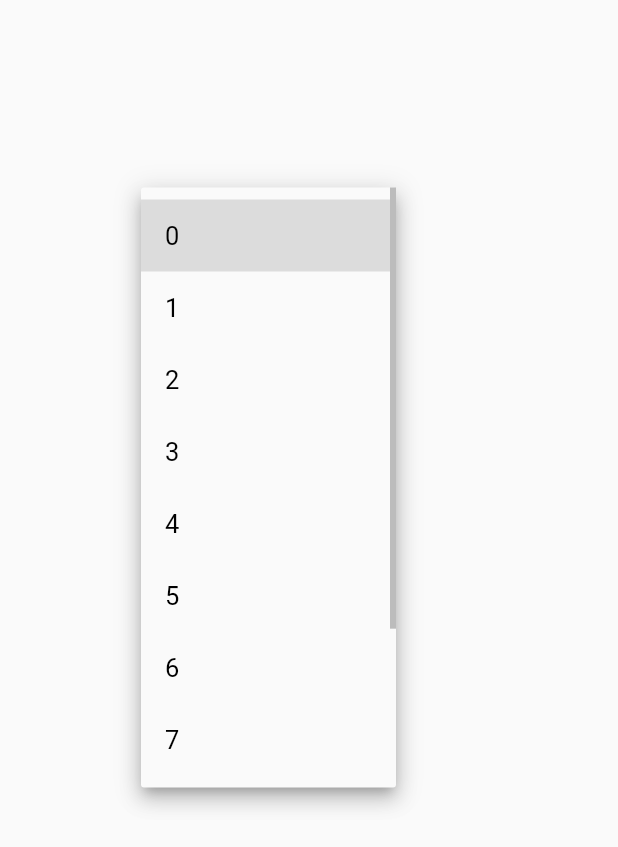
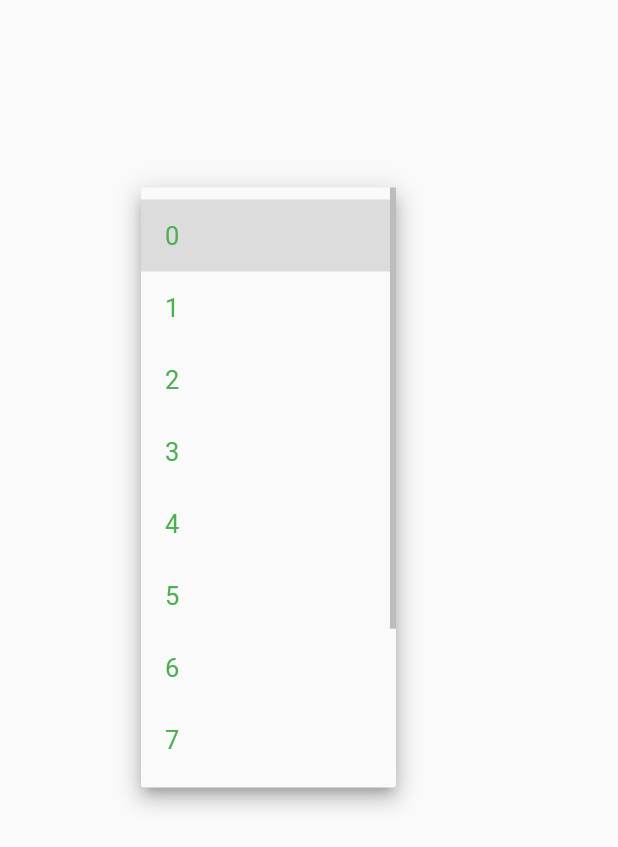
Before and after one commit to tzraikov/flutter_uipickers, a Flutter app: the screen it shows after launch, after a tap on an icon or button, on a phone screen of 412 x 824 dp. Shown: the top 847 px of the screen. Run offline on Flutter 3.47's test engine with Material 2 defaults, Android fonts, the phone set to English and light mode, and no system bars.

Commit message:
Add dropDownItemTextColor property in AdaptivePicker

```diff
--- a/example/lib/main.dart
+++ b/example/lib/main.dart
@@ -34,6 +34,7 @@ class _MyAppState extends State<MyApp> {
                           type: AdaptivePickerType.material,
                           items: items,
                           value: selectedItem,
+                          dropDownItemTextColor: Colors.green,
                           onChanged: (val) {
                             setState(() {
                               selectedItem = val ?? 0;
--- a/lib/src/adaptivePicker.dart
+++ b/lib/src/adaptivePicker.dart
@@ -33,6 +33,7 @@ class AdaptivePicker extends StatelessWidget {
       this.cornerRadius,
       this.fontSize,
       this.textAlignment,
+      this.dropDownItemTextColor,
       this.type = AdaptivePickerType.adaptive})
       : super(key: key);
 
@@ -73,6 +74,9 @@ class AdaptivePicker extends StatelessWidget {
   /// When set to cupertino or adaptive it will instantinate a native platform picker when used with iOS.
   final AdaptivePickerType type;
 
+  /// The color to use when painting the text in a drop down item. This property has effect only on Android!
+  final Color? dropDownItemTextColor;
+
   @override
   Widget build(BuildContext context) {
     final ThemeData theme = Theme.of(context);
@@ -111,6 +115,7 @@ class AdaptivePicker extends StatelessWidget {
       cornerRadius: cornerRadius,
       fontSize: fontSize,
       textAlignment: getAlignmentGeometry(),
+      dropDownItemTextColor: dropDownItemTextColor,
     );
   }
 
--- a/pubspec.yaml
+++ b/pubspec.yaml
@@ -1,6 +1,6 @@
 name: uipickers
 description: A plugin library that exposes platform specific date, time and picker popups. It uses native iOS 14 style pickers on iOS and corresponding material pickers on other platforms.
-version: 0.0.8
+version: 0.0.9
 homepage:  https://github.com/tzraikov/flutter_uipickers
 
 environment:
```
Also changed, not shown: example/pubspec.lock, 1 other file.
